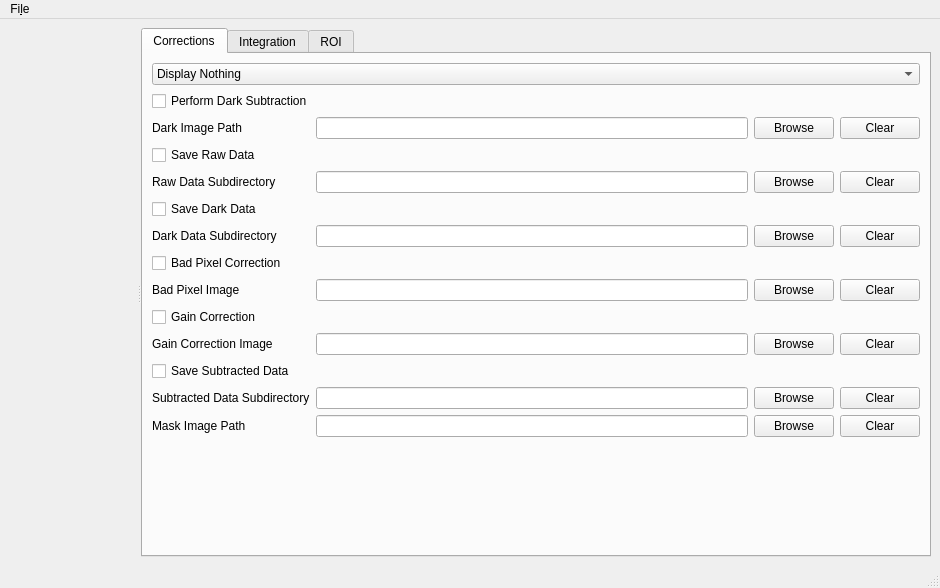
guyjennings/qxrd, file source/qxrddetectorcontrolwindow.ui: the form before one commit.
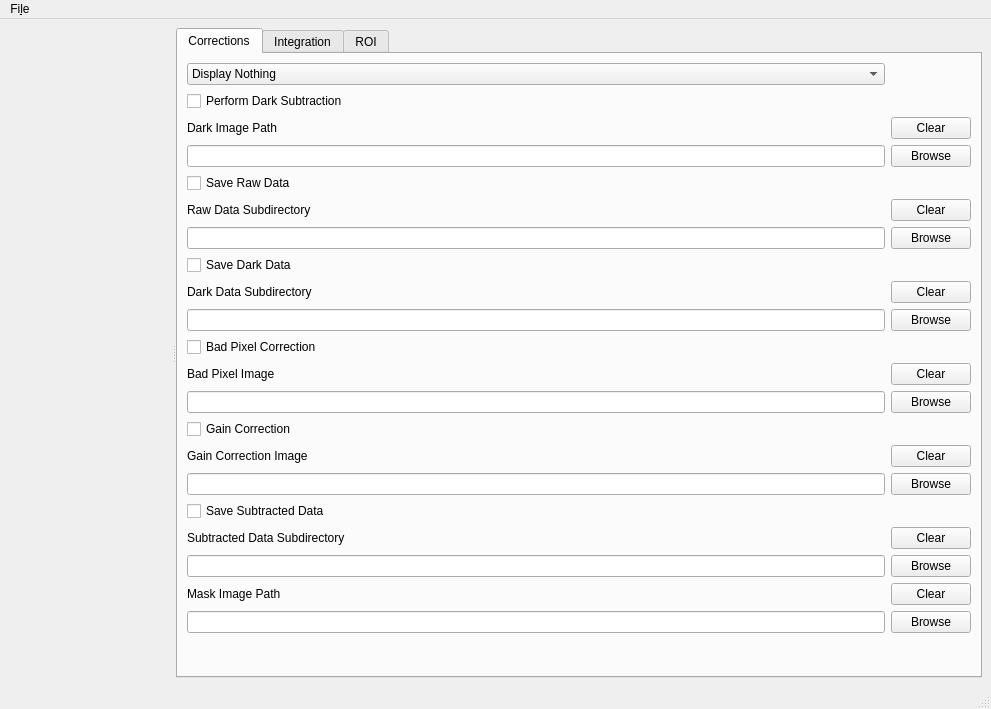
The form after the commit. The open tabs and pages were chosen to show the change. Icons and pictures are not drawn. Custom widgets are drawn as their Qt base class.

Commit message: Add code to display ROI borders in detector control window

Patch:
```diff
--- a/source/qxrddetectorcontrolwindow.ui
+++ b/source/qxrddetectorcontrolwindow.ui
@@ -6,8 +6,8 @@
    <rect>
     <x>0</x>
     <y>0</y>
-    <width>940</width>
-    <height>588</height>
+    <width>991</width>
+    <height>709</height>
    </rect>
   </property>
   <property name="windowTitle">
@@ -15,7 +15,7 @@
   </property>
   <widget class="QWidget" name="centralwidget">
    <layout class="QGridLayout" name="gridLayout">
-    <item row="1" column="0">
+    <item row="0" column="0">
      <widget class="QSplitter" name="splitter">
       <property name="orientation">
        <enum>Qt::Horizontal</enum>
@@ -29,83 +29,107 @@
        </property>
       </widget>
       <widget class="QTabWidget" name="tabWidget">
+       <property name="sizePolicy">
+        <sizepolicy hsizetype="Minimum" vsizetype="Expanding">
+         <horstretch>0</horstretch>
+         <verstretch>0</verstretch>
+        </sizepolicy>
+       </property>
        <property name="currentIndex">
-        <number>1</number>
+        <number>0</number>
        </property>
        <widget class="QWidget" name="tab">
         <attribute name="title">
          <string>Corrections</string>
         </attribute>
         <layout class="QGridLayout" name="gridLayout_2">
-         <item row="16" column="0" colspan="4">
-          <spacer name="verticalSpacer">
-           <property name="orientation">
-            <enum>Qt::Vertical</enum>
+         <item row="0" column="0">
+          <widget class="QComboBox" name="m_DetectorDisplayMode">
+           <property name="sizePolicy">
+            <sizepolicy hsizetype="Minimum" vsizetype="Fixed">
+             <horstretch>0</horstretch>
+             <verstretch>0</verstretch>
+            </sizepolicy>
            </property>
-           <property name="sizeHint" stdset="0">
-            <size>
-             <width>20</width>
-             <height>40</height>
-            </size>
-           </property>
-          </spacer>
-         </item>
-         <item row="11" column="0">
-          <widget class="QCheckBox" name="m_GainCorrection">
-           <property name="text">
-            <string>Gain Correction</string>
-           </property>
+           <item>
+            <property name="text">
+             <string>Display Nothing</string>
+            </property>
+           </item>
+           <item>
+            <property name="text">
+             <string>Display Acquired Image</string>
+            </property>
+           </item>
+           <item>
+            <property name="text">
+             <string>Display Integrated Data</string>
+            </property>
+           </item>
           </widget>
          </item>
-         <item row="3" column="0" colspan="4">
+         <item row="1" column="0">
           <widget class="QCheckBox" name="m_PerformDarkSubtraction">
            <property name="text">
             <string>Perform Dark Subtraction</string>
            </property>
           </widget>
          </item>
-         <item row="4" column="0">
+         <item row="2" column="0">
           <widget class="QLabel" name="label_12">
            <property name="text">
             <string>Dark Image Path</string>
            </property>
           </widget>
          </item>
-         <item row="15" column="0">
-          <widget class="QLabel" name="label_19">
+         <item row="2" column="1">
+          <widget class="QPushButton" name="m_ClearDarkImage">
            <property name="text">
-            <string>Mask Image Path</string>
+            <string>Clear</string>
            </property>
           </widget>
          </item>
-         <item row="12" column="0">
-          <widget class="QLabel" name="label_17">
+         <item row="3" column="0">
+          <widget class="QLineEdit" name="m_DarkImagePath"/>
+         </item>
+         <item row="3" column="1">
+          <widget class="QPushButton" name="m_BrowseDarkImage">
            <property name="text">
-            <string>Gain Correction Image</string>
+            <string>Browse</string>
            </property>
           </widget>
          </item>
-         <item row="5" column="0">
+         <item row="4" column="0">
           <widget class="QCheckBox" name="m_SaveRawData">
            <property name="text">
             <string>Save Raw Data</string>
            </property>
           </widget>
          </item>
-         <item row="13" column="0">
-          <widget class="QCheckBox" name="m_SaveSubtractedData">
-           <property name="text">
-            <string>Save Subtracted Data</string>
-           </property>
-          </widget>
-         </item>
-         <item row="6" column="0">
+         <item row="5" column="0">
           <widget class="QLabel" name="label_14">
            <property name="text">
             <string>Raw Data Subdirectory</string>
            </property>
           </widget>
          </item>
+         <item row="5" column="1">
+          <widget class="QPushButton" name="m_ClearRawSubdir">
+           <property name="text">
+            <string>Clear</string>
+           </property>
+          </widget>
+         </item>
+         <item row="6" column="0">
+          <widget class="QLineEdit" name="m_RawDataSubdir"/>
+         </item>
+         <item row="6" column="1">
+          <widget class="QPushButton" name="m_BrowseRawSubdir">
+           <property name="text">
+            <string>Browse</string>
+           </property>
+          </widget>
+         </item>
          <item row="7" column="0">
           <widget class="QCheckBox" name="m_SaveDarkData">
            <property name="text">
@@ -113,20 +137,6 @@
            </property>
           </widget>
          </item>
-         <item row="10" column="0">
-          <widget class="QLabel" name="label_16">
-           <property name="text">
-            <string>Bad Pixel Image</string>
-           </property>
-          </widget>
-         </item>
-         <item row="9" column="0">
-          <widget class="QCheckBox" name="m_BadPixelCorrection">
-           <property name="text">
-            <string>Bad Pixel Correction</string>
-           </property>
-          </widget>
-         </item>
          <item row="8" column="0">
           <widget class="QLabel" name="label_15">
            <property name="text">
@@ -134,264 +144,291 @@
            </property>
           </widget>
          </item>
-         <item row="0" column="0" colspan="4">
-          <widget class="QComboBox" name="m_DetectorDisplayMode">
-           <item>
-            <property name="text">
-             <string>Display Nothing</string>
-            </property>
-           </item>
-           <item>
-            <property name="text">
-             <string>Display Acquired Image</string>
-            </property>
-           </item>
-           <item>
-            <property name="text">
-             <string>Display Integrated Data</string>
-            </property>
-           </item>
-          </widget>
-         </item>
-         <item row="14" column="0">
-          <widget class="QLabel" name="label_18">
-           <property name="text">
-            <string>Subtracted Data Subdirectory</string>
-           </property>
-          </widget>
-         </item>
-         <item row="14" column="1">
-          <widget class="QLineEdit" name="m_SubtractedDataSubdir"/>
-         </item>
-         <item row="15" column="1">
-          <widget class="QLineEdit" name="m_MaskImagePath"/>
-         </item>
-         <item row="12" column="1">
-          <widget class="QLineEdit" name="m_GainCorrectionPath"/>
-         </item>
-         <item row="10" column="1">
-          <widget class="QLineEdit" name="m_BadPixelPath"/>
-         </item>
          <item row="8" column="1">
-          <widget class="QLineEdit" name="m_DarkDataSubdir"/>
-         </item>
-         <item row="6" column="1">
-          <widget class="QLineEdit" name="m_RawDataSubdir"/>
-         </item>
-         <item row="4" column="1">
-          <widget class="QLineEdit" name="m_DarkImagePath"/>
-         </item>
-         <item row="4" column="2">
-          <widget class="QPushButton" name="m_BrowseDarkImage">
-           <property name="text">
-            <string>Browse</string>
-           </property>
-          </widget>
-         </item>
-         <item row="4" column="3">
-          <widget class="QPushButton" name="m_ClearDarkImage">
-           <property name="text">
-            <string>Clear</string>
-           </property>
-          </widget>
-         </item>
-         <item row="6" column="2">
-          <widget class="QPushButton" name="m_BrowseRawSubdir">
-           <property name="text">
-            <string>Browse</string>
-           </property>
-          </widget>
-         </item>
-         <item row="6" column="3">
-          <widget class="QPushButton" name="m_ClearRawSubdir">
-           <property name="text">
-            <string>Clear</string>
-           </property>
-          </widget>
-         </item>
-         <item row="8" column="2">
-          <widget class="QPushButton" name="m_BrowseDarkSubdir">
-           <property name="text">
-            <string>Browse</string>
-           </property>
-          </widget>
-         </item>
-         <item row="8" column="3">
           <widget class="QPushButton" name="m_ClearDarkSubdir">
            <property name="text">
             <string>Clear</string>
            </property>
           </widget>
          </item>
-         <item row="10" column="2">
-          <widget class="QPushButton" name="m_BrowseBadPixels">
+         <item row="9" column="0">
+          <widget class="QLineEdit" name="m_DarkDataSubdir">
+           <property name="sizePolicy">
+            <sizepolicy hsizetype="Minimum" vsizetype="Fixed">
+             <horstretch>0</horstretch>
+             <verstretch>0</verstretch>
+            </sizepolicy>
+           </property>
+          </widget>
+         </item>
+         <item row="9" column="1">
+          <widget class="QPushButton" name="m_BrowseDarkSubdir">
            <property name="text">
             <string>Browse</string>
            </property>
           </widget>
          </item>
-         <item row="10" column="3">
+         <item row="10" column="0">
+          <widget class="QCheckBox" name="m_BadPixelCorrection">
+           <property name="text">
+            <string>Bad Pixel Correction</string>
+           </property>
+          </widget>
+         </item>
+         <item row="11" column="0">
+          <widget class="QLabel" name="label_16">
+           <property name="text">
+            <string>Bad Pixel Image</string>
+           </property>
+          </widget>
+         </item>
+         <item row="11" column="1">
           <widget class="QPushButton" name="m_ClearBadPixels">
            <property name="text">
             <string>Clear</string>
            </property>
           </widget>
          </item>
-         <item row="12" column="2">
-          <widget class="QPushButton" name="m_BrowseGainImage">
+         <item row="12" column="0">
+          <widget class="QLineEdit" name="m_BadPixelPath"/>
+         </item>
+         <item row="12" column="1">
+          <widget class="QPushButton" name="m_BrowseBadPixels">
            <property name="text">
             <string>Browse</string>
            </property>
           </widget>
          </item>
-         <item row="12" column="3">
+         <item row="13" column="0">
+          <widget class="QCheckBox" name="m_GainCorrection">
+           <property name="text">
+            <string>Gain Correction</string>
+           </property>
+          </widget>
+         </item>
+         <item row="14" column="0">
+          <widget class="QLabel" name="label_17">
+           <property name="text">
+            <string>Gain Correction Image</string>
+           </property>
+          </widget>
+         </item>
+         <item row="14" column="1">
           <widget class="QPushButton" name="m_ClearGainImage">
            <property name="text">
             <string>Clear</string>
            </property>
           </widget>
          </item>
-         <item row="14" column="2">
-          <widget class="QPushButton" name="m_BrowseSubtractedSubdir">
+         <item row="15" column="0">
+          <widget class="QLineEdit" name="m_GainCorrectionPath"/>
+         </item>
+         <item row="15" column="1">
+          <widget class="QPushButton" name="m_BrowseGainImage">
            <property name="text">
             <string>Browse</string>
            </property>
           </widget>
          </item>
-         <item row="14" column="3">
+         <item row="16" column="0">
+          <widget class="QCheckBox" name="m_SaveSubtractedData">
+           <property name="text">
+            <string>Save Subtracted Data</string>
+           </property>
+          </widget>
+         </item>
+         <item row="17" column="0">
+          <widget class="QLabel" name="label_18">
+           <property name="text">
+            <string>Subtracted Data Subdirectory</string>
+           </property>
+          </widget>
+         </item>
+         <item row="17" column="1">
           <widget class="QPushButton" name="m_ClearSubtractedSubdir">
            <property name="text">
             <string>Clear</string>
            </property>
           </widget>
          </item>
-         <item row="15" column="2">
-          <widget class="QPushButton" name="m_BrowseMask">
+         <item row="18" column="0">
+          <widget class="QLineEdit" name="m_SubtractedDataSubdir"/>
+         </item>
+         <item row="18" column="1">
+          <widget class="QPushButton" name="m_BrowseSubtractedSubdir">
            <property name="text">
             <string>Browse</string>
            </property>
           </widget>
          </item>
-         <item row="15" column="3">
+         <item row="19" column="0">
+          <widget class="QLabel" name="label_19">
+           <property name="text">
+            <string>Mask Image Path</string>
+           </property>
+          </widget>
+         </item>
+         <item row="19" column="1">
           <widget class="QPushButton" name="m_ClearMask">
            <property name="text">
             <string>Clear</string>
            </property>
           </widget>
          </item>
+         <item row="20" column="0">
+          <widget class="QLineEdit" name="m_MaskImagePath"/>
+         </item>
+         <item row="20" column="1">
+          <widget class="QPushButton" name="m_BrowseMask">
+           <property name="text">
+            <string>Browse</string>
+           </property>
+          </widget>
+         </item>
+         <item row="21" column="0" colspan="2">
+          <spacer name="verticalSpacer">
+           <property name="orientation">
+            <enum>Qt::Vertical</enum>
+           </property>
+           <property name="sizeHint" stdset="0">
+            <size>
+             <width>20</width>
+             <height>40</height>
+            </size>
+           </property>
+          </spacer>
+         </item>
         </layout>
        </widget>
        <widget class="QWidget" name="tab_3">
         <attribute name="title">
          <string>Integration</string>
         </attribute>
-        <layout class="QGridLayout" name="gridLayout_4">
-         <item row="8" column="0" colspan="4">
-          <spacer name="verticalSpacer_2">
-           <property name="orientation">
-            <enum>Qt::Vertical</enum>
-           </property>
-           <property name="sizeHint" stdset="0">
-            <size>
-             <width>598</width>
-             <height>249</height>
-            </size>
-           </property>
-          </spacer>
-         </item>
-         <item row="3" column="1" colspan="2">
-          <widget class="QLineEdit" name="m_IntegratedDataFile"/>
-         </item>
-         <item row="5" column="1" colspan="2">
-          <widget class="QLineEdit" name="m_IntegratedDataSubdir"/>
-         </item>
-         <item row="5" column="0">
-          <widget class="QLabel" name="label_2">
-           <property name="text">
-            <string>Integrated Data File Subdirectory</string>
-           </property>
-          </widget>
-         </item>
-         <item row="3" column="0">
-          <widget class="QLabel" name="label">
-           <property name="text">
-            <string>Integrated Data File</string>
-           </property>
-          </widget>
-         </item>
-         <item row="3" column="3">
-          <widget class="QPushButton" name="m_BrowseIntegFile">
-           <property name="text">
-            <string>Browse</string>
-           </property>
-          </widget>
-         </item>
-         <item row="5" column="3">
-          <widget class="QPushButton" name="m_BrowseIntegSubdir">
-           <property name="text">
-            <string>Browse</string>
-           </property>
-          </widget>
-         </item>
-         <item row="7" column="0">
-          <widget class="QLabel" name="label_3">
-           <property name="text">
-            <string>Accumulated Dataset Name</string>
-           </property>
-          </widget>
-         </item>
-         <item row="7" column="3">
-          <widget class="QPushButton" name="m_BrowseAccumulatedName">
-           <property name="text">
-            <string>Browse</string>
-           </property>
-          </widget>
-         </item>
-         <item row="7" column="1" colspan="2">
-          <widget class="QLineEdit" name="m_AccumulateIntegratedName"/>
-         </item>
-         <item row="0" column="0" colspan="4">
+        <layout class="QGridLayout" name="gridLayout_3">
+         <item row="0" column="0">
           <widget class="QCheckBox" name="m_PerformIntegration">
            <property name="text">
             <string>Perform Integration</string>
            </property>
           </widget>
          </item>
-         <item row="1" column="0" colspan="4">
+         <item row="1" column="0">
           <widget class="QCheckBox" name="m_DisplayIntegratedData">
            <property name="text">
             <string>Display Integrated Data</string>
            </property>
           </widget>
          </item>
-         <item row="2" column="0" colspan="4">
+         <item row="2" column="0" colspan="2">
           <widget class="QCheckBox" name="m_SaveIntegratedData">
            <property name="text">
             <string>Save Integrated Data in single file</string>
            </property>
           </widget>
          </item>
-         <item row="4" column="0" colspan="4">
+         <item row="3" column="0">
+          <widget class="QLabel" name="label">
+           <property name="sizePolicy">
+            <sizepolicy hsizetype="Minimum" vsizetype="Preferred">
+             <horstretch>0</horstretch>
+             <verstretch>0</verstretch>
+            </sizepolicy>
+           </property>
+           <property name="text">
+            <string>Integrated Data File</string>
+           </property>
+          </widget>
+         </item>
+         <item row="3" column="1">
+          <widget class="QPushButton" name="m_BrowseIntegFile">
+           <property name="text">
+            <string>Browse</string>
+           </property>
+          </widget>
+         </item>
+         <item row="4" column="0" colspan="2">
+          <widget class="QLineEdit" name="m_IntegratedDataFile"/>
+         </item>
+         <item row="5" column="0" colspan="2">
           <widget class="QCheckBox" name="m_SaveIntegratedDataSeparate">
            <property name="text">
             <string>Save Integrated Data in Separate Files</string>
            </property>
           </widget>
          </item>
-         <item row="6" column="0" colspan="4">
+         <item row="6" column="1">
+          <widget class="QPushButton" name="m_BrowseIntegSubdir">
+           <property name="text">
+            <string>Browse</string>
+           </property>
+          </widget>
+         </item>
+         <item row="7" column="0" colspan="2">
+          <widget class="QLabel" name="label_2">
+           <property name="sizePolicy">
+            <sizepolicy hsizetype="Minimum" vsizetype="Preferred">
+             <horstretch>0</horstretch>
+             <verstretch>0</verstretch>
+            </sizepolicy>
+           </property>
+           <property name="text">
+            <string>Integrated Data File Subdirectory</string>
+           </property>
+          </widget>
+         </item>
+         <item row="9" column="0" colspan="2">
+          <widget class="QLineEdit" name="m_IntegratedDataSubdir"/>
+         </item>
+         <item row="10" column="0" colspan="2">
           <widget class="QCheckBox" name="m_AccumulateIntegratedData">
            <property name="text">
             <string>Accumulate Integrated Data</string>
            </property>
           </widget>
          </item>
+         <item row="11" column="0">
+          <widget class="QLabel" name="label_3">
+           <property name="sizePolicy">
+            <sizepolicy hsizetype="Minimum" vsizetype="Preferred">
+             <horstretch>0</horstretch>
+             <verstretch>0</verstretch>
+            </sizepolicy>
+           </property>
+           <property name="text">
+            <string>Accumulated Dataset Name</string>
+           </property>
+          </widget>
+         </item>
+         <item row="11" column="1">
+          <widget class="QPushButton" name="m_BrowseAccumulatedName">
+           <property name="text">
+            <string>Browse</string>
+           </property>
+          </widget>
+         </item>
+         <item row="12" column="0" colspan="2">
+          <widget class="QLineEdit" name="m_AccumulateIntegratedName"/>
+         </item>
+         <item row="13" column="0" colspan="2">
+          <spacer name="verticalSpacer_2">
+           <property name="orientation">
+            <enum>Qt::Vertical</enum>
+           </property>
+           <property name="sizeHint" stdset="0">
+            <size>
+             <width>20</width>
+             <height>20</height>
+            </size>
+           </property>
+          </spacer>
+         </item>
         </layout>
        </widget>
        <widget class="QWidget" name="tab_2">
         <attribute name="title">
          <string>ROI</string>
         </attribute>
-        <layout class="QGridLayout" name="gridLayout_3">
+        <layout class="QGridLayout" name="gridLayout_4">
          <item row="0" column="0">
           <layout class="QHBoxLayout" name="horizontalLayout">
            <item>
@@ -415,7 +452,7 @@
              </property>
              <property name="sizeHint" stdset="0">
               <size>
-               <width>40</width>
+               <width>5</width>
                <height>20</height>
               </size>
              </property>
@@ -482,7 +519,7 @@
     <rect>
      <x>0</x>
      <y>0</y>
-     <width>940</width>
+     <width>991</width>
      <height>21</height>
     </rect>
    </property>
```
The commit also changes 4 other files.
